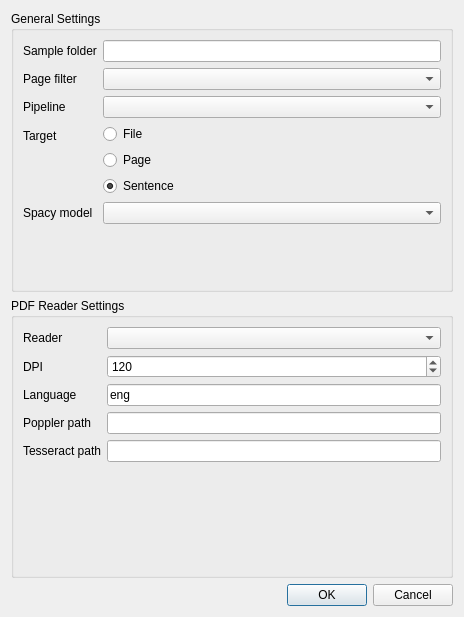
Qt form benkpress/ui/newsession.ui (dennishedback/benkpress) before a commit.
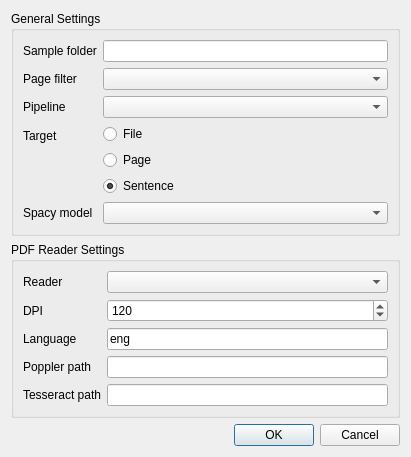
The same form after that commit. Custom widgets are drawn as their Qt base class.

The edit to the form file:
```diff
--- a/benkpress/ui/newsession.ui
+++ b/benkpress/ui/newsession.ui
@@ -6,8 +6,8 @@
    <rect>
     <x>0</x>
     <y>0</y>
-    <width>464</width>
-    <height>617</height>
+    <width>411</width>
+    <height>454</height>
    </rect>
   </property>
   <property name="windowTitle">
```
